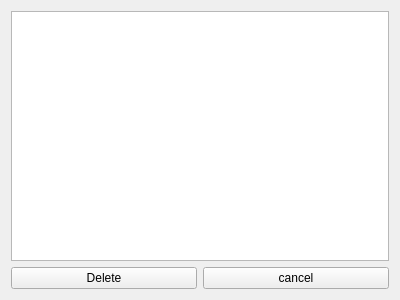
shahabbadihi/airport_managementt, file MyProj/deleteflight.ui: the form before one commit.
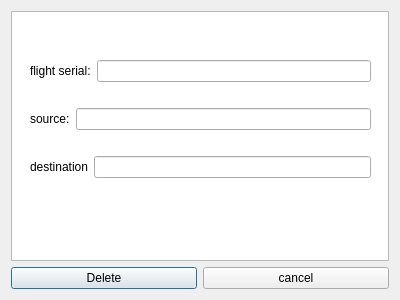
The form after the commit.

Diff of the .ui file:
```diff
--- a/MyProj/deleteflight.ui
+++ b/MyProj/deleteflight.ui
@@ -13,8 +13,29 @@
   <property name="windowTitle">
    <string>Dialog</string>
   </property>
-
-
+  <layout class="QVBoxLayout" name="verticalLayout">
+   <item>
+    <widget class="QListView" name="listView"/>
+   </item>
+   <item>
+    <layout class="QHBoxLayout" name="horizontalLayout_4">
+     <item>
+      <widget class="QPushButton" name="pushButton_2">
+       <property name="text">
+        <string>Delete</string>
+       </property>
+      </widget>
+     </item>
+     <item>
+      <widget class="QPushButton" name="pushButton">
+       <property name="text">
+        <string>cancel</string>
+       </property>
+      </widget>
+     </item>
+    </layout>
+   </item>
+  </layout>
   <widget class="QWidget" name="layoutWidget">
 
    <property name="geometry">
@@ -70,59 +91,6 @@
     </item>
    </layout>
   </widget>
-
-  <widget class="QWidget" name="">
-
-   <property name="geometry">
-    <rect>
-     <x>50</x>
-     <y>210</y>
-     <width>291</width>
-     <height>81</height>
-    </rect>
-   </property>
-   <layout class="QHBoxLayout" name="horizontalLayout_4">
-    <item>
-     <widget class="QPushButton" name="pushButton_2">
-      <property name="text">
-       <string>ok</string>
-      </property>
-     </widget>
-    </item>
-    <item>
-     <widget class="QPushButton" name="pushButton">
-      <property name="text">
-       <string>cancel</string>
-      </property>
-     </widget>
-    </item>
-   </layout>
-  </widget>
-
-  <layout class="QVBoxLayout" name="verticalLayout">
-   <item>
-    <widget class="QListView" name="listView"/>
-   </item>
-   <item>
-    <layout class="QHBoxLayout" name="horizontalLayout_4">
-     <item>
-      <widget class="QPushButton" name="pushButton_2">
-       <property name="text">
-        <string>Delete</string>
-       </property>
-      </widget>
-     </item>
-     <item>
-      <widget class="QPushButton" name="pushButton">
-       <property name="text">
-        <string>cancel</string>
-       </property>
-      </widget>
-     </item>
-    </layout>
-   </item>
-  </layout>
->>>>>>> 2eb885eec09563e0fcf079f15360311dab25deef
  </widget>
  <resources/>
  <connections/>
```
Left out of the diff: 1 changed line with no effect on the pictures.
